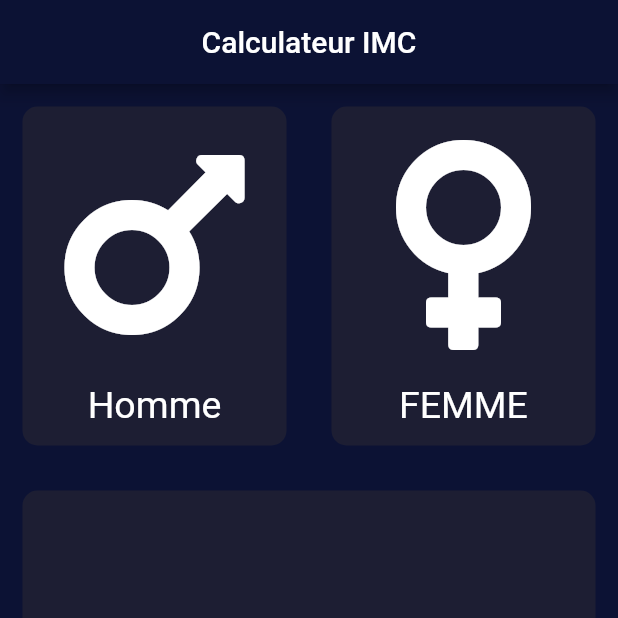
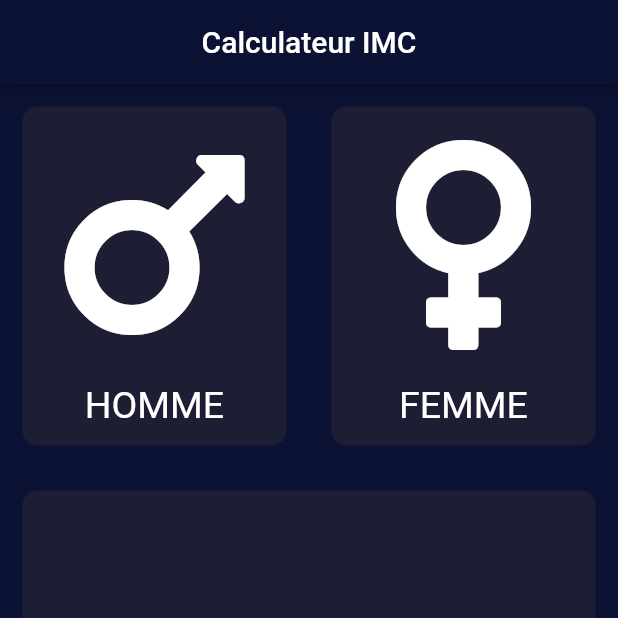
Before and after one commit to imaho-ivou/healthy, a Flutter app: the screen it shows after launch, on a phone screen of 412 x 824 dp, the top half of it. Run offline on Flutter 3.47's test engine with Material 2 defaults, Android fonts, the phone set to English and light mode, and no system bars; our stand-ins replace font_awesome_flutter.

```diff
--- /dev/null
+++ b/lib/Carte/myCarte/Component/selectGenre.dart
@@ -0,0 +1,24 @@
+import 'package:flutter/material.dart';
+
+class selectGenre extends StatelessWidget {
+  final String Sex;
+  final IconData Icone;
+  selectGenre(this.Sex, this.Icone);
+
+  @override
+  Widget build(BuildContext context) {
+    return Column(
+      mainAxisAlignment: MainAxisAlignment.spaceEvenly,
+      children: [
+        Icon(
+          Icone,
+          size: 160.0,
+        ),
+        Text(
+          Sex,
+          style: TextStyle(color: Colors.white, fontSize: 25),
+        )
+      ],
+    );
+  }
+}
--- a/lib/main.dart
+++ b/lib/main.dart
@@ -1,6 +1,8 @@
 import 'package:flutter/material.dart';
 import 'package:font_awesome_flutter/font_awesome_flutter.dart';
 import 'package:healthy/Carte/myCarte/myCarte.dart';
+
+import 'Carte/myCarte/Component/selectGenre.dart';
 
 void main() {
   runApp(const IMCApp());
@@ -51,35 +53,11 @@ class _InputPageState extends State<InputPage> {
               children: [
                 MyCarte(
                   couleurActive,
-                  Column(
-                    mainAxisAlignment: MainAxisAlignment.spaceEvenly,
-                    children: [
-                      Icon(
-                        FontAwesomeIcons.mars,
-                        size: 160.0,
-                      ),
-                      Text(
-                        "Homme",
-                        style: TextStyle(color: Colors.white, fontSize: 25),
-                      )
-                    ],
-                  ),
+                  selectGenre('HOMME', FontAwesomeIcons.mars),
                 ),
                 MyCarte(
                   couleurActive,
-                  Column(
-                    mainAxisAlignment: MainAxisAlignment.spaceEvenly,
-                    children: [
-                      Icon(
-                        FontAwesomeIcons.venus,
-                        size: 160.0,
-                      ),
-                      Text(
-                        "FEMME",
-                        style: TextStyle(color: Colors.white, fontSize: 25),
-                      )
-                    ],
-                  ),
+                  selectGenre('FEMME', FontAwesomeIcons.venus),
                 ),
               ],
             ),
```
